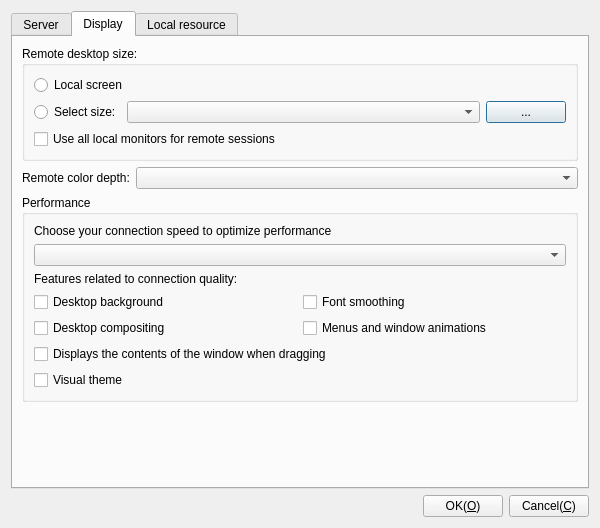
Qt form Plugins/FreeRDP/Client/DlgSetFreeRDP.ui (KangLin/RabbitRemoteControl) before a commit.
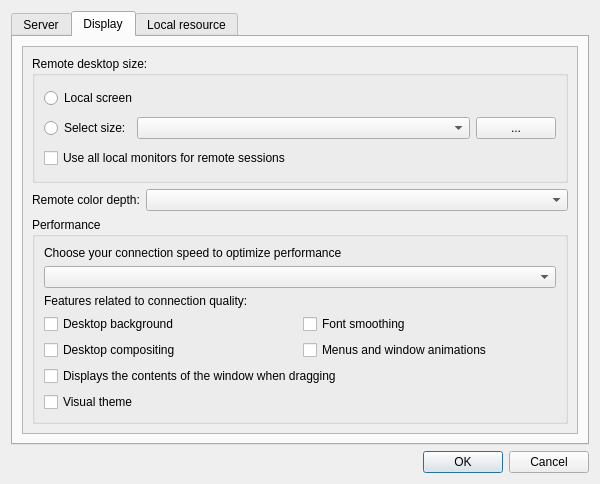
The same form after that commit. The open tabs and pages were chosen to show the change. Icons and pictures are not drawn. Custom widgets are drawn as their Qt base class.

Commit message: Plugins::FreeRDP: modify settings dialog

```diff
--- a/Plugins/FreeRDP/Client/DlgSetFreeRDP.ui
+++ b/Plugins/FreeRDP/Client/DlgSetFreeRDP.ui
@@ -7,7 +7,7 @@
     <x>0</x>
     <y>0</y>
     <width>600</width>
-    <height>528</height>
+    <height>484</height>
    </rect>
   </property>
   <property name="windowTitle">
@@ -261,43 +261,21 @@
        <string>Display</string>
       </attribute>
       <layout class="QGridLayout" name="gridLayout_4">
-       <item row="1" column="0">
-        <layout class="QHBoxLayout" name="horizontalLayout_6">
-         <item>
-          <widget class="QLabel" name="label_7">
-           <property name="text">
-            <string>Remote color depth:</string>
-           </property>
-           <property name="wordWrap">
+       <item row="0" column="0">
+        <widget class="QScrollArea" name="scrollArea_2">
+         <property name="widgetResizable">
             <bool>true</bool>
            </property>
-          </widget>
-         </item>
-         <item>
-          <widget class="QComboBox" name="cbColorDepth">
-           <property name="sizePolicy">
-            <sizepolicy hsizetype="Expanding" vsizetype="Fixed">
-             <horstretch>0</horstretch>
-             <verstretch>0</verstretch>
-            </sizepolicy>
-           </property>
-          </widget>
-         </item>
-        </layout>
-       </item>
-       <item row="4" column="0">
-        <spacer name="verticalSpacer_2">
-         <property name="orientation">
-          <enum>Qt::Orientation::Vertical</enum>
-         </property>
-         <property name="sizeHint" stdset="0">
-          <size>
-           <width>20</width>
-           <height>0</height>
-          </size>
-         </property>
-        </spacer>
-       </item>
+         <widget class="QWidget" name="scrollAreaWidgetContents_2">
+          <property name="geometry">
+           <rect>
+            <x>0</x>
+            <y>0</y>
+            <width>544</width>
+            <height>391</height>
+           </rect>
+          </property>
+          <layout class="QGridLayout" name="gridLayout_13">
        <item row="0" column="0">
         <widget class="QGroupBox" name="groupBox">
          <property name="title">
@@ -356,6 +334,30 @@
          </layout>
         </widget>
        </item>
+           <item row="1" column="0">
+            <layout class="QHBoxLayout" name="horizontalLayout_6">
+             <item>
+              <widget class="QLabel" name="label_7">
+               <property name="text">
+                <string>Remote color depth:</string>
+               </property>
+               <property name="wordWrap">
+                <bool>true</bool>
+               </property>
+              </widget>
+             </item>
+             <item>
+              <widget class="QComboBox" name="cbColorDepth">
+               <property name="sizePolicy">
+                <sizepolicy hsizetype="Expanding" vsizetype="Fixed">
+                 <horstretch>0</horstretch>
+                 <verstretch>0</verstretch>
+                </sizepolicy>
+               </property>
+              </widget>
+             </item>
+            </layout>
+           </item>
        <item row="2" column="0">
         <widget class="QGroupBox" name="groupBox_5">
          <property name="title">
@@ -434,6 +436,10 @@
        </item>
       </layout>
      </widget>
+        </widget>
+       </item>
+      </layout>
+     </widget>
      <widget class="QWidget" name="LocalResource">
       <attribute name="title">
        <string>Local resource</string>
@@ -615,35 +621,14 @@
     </widget>
    </item>
    <item row="1" column="0">
-    <layout class="QHBoxLayout" name="horizontalLayout_4">
-     <item>
-      <spacer name="horizontalSpacer">
+    <widget class="QDialogButtonBox" name="buttonBox">
        <property name="orientation">
         <enum>Qt::Orientation::Horizontal</enum>
        </property>
-       <property name="sizeHint" stdset="0">
-        <size>
-         <width>20</width>
-         <height>20</height>
-        </size>
-       </property>
-      </spacer>
-     </item>
-     <item>
-      <widget class="QPushButton" name="pbOk">
-       <property name="text">
-        <string>OK(&amp;O)</string>
-       </property>
-      </widget>
-     </item>
-     <item>
-      <widget class="QPushButton" name="pbCancel">
-       <property name="text">
-        <string>Cancel(&amp;C)</string>
-       </property>
-      </widget>
-     </item>
-    </layout>
+     <property name="standardButtons">
+      <set>QDialogButtonBox::StandardButton::Cancel|QDialogButtonBox::StandardButton::Ok</set>
+     </property>
+    </widget>
    </item>
   </layout>
  </widget>
```
Left out of the diff: 52 changed lines with no effect on the pictures. Lines whose indentation alone changed are shown as unchanged. The commit also changes 8 other files.
